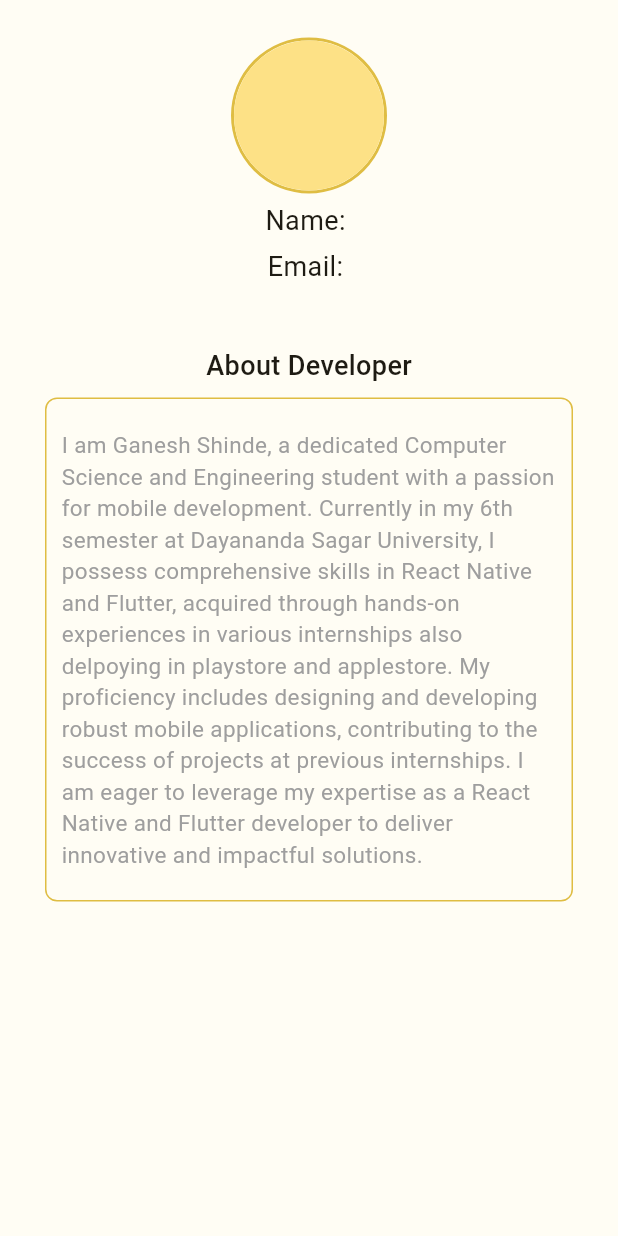
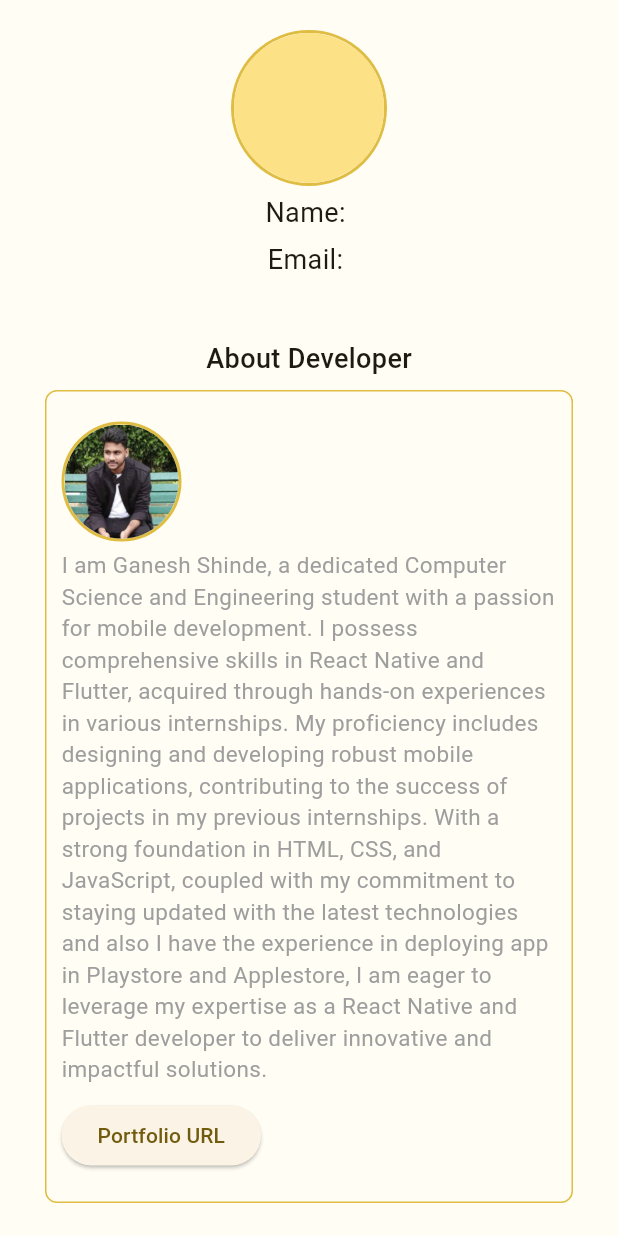
Before and after one commit to Ganeshshinde-2003/Saathi-Travel-App, a Flutter app: the ProfilePage screen opened directly, on a phone screen of 412 x 824 dp. Run offline on Flutter 3.47's test engine with Material 3 defaults, Android fonts, the phone set to English and light mode, and no system bars; our stand-ins replace cloud_firestore, curved_navigation_bar, firebase_auth, firebase_core, google_sign_in, shared_preferences; accounts and stored records are empty; network calls fail.

Commit message:
Created the complete app

```diff
--- a/lib/components/bottom_nav.dart
+++ b/lib/components/bottom_nav.dart
@@ -33,8 +33,7 @@ class _BottomNavigationState extends State<BottomNavigation> {
       const Icon(Icons.search, size: 30),
       const Icon(Icons.person_2_outlined, size: 30),
     ];
-    return SafeArea(
-      child: Scaffold(
+    return Scaffold(
       appBar: AppBar(
         title: Image.asset(
           'assets/images/logo@2x.png',
@@ -63,7 +62,6 @@ class _BottomNavigationState extends State<BottomNavigation> {
           ),
         ),
       ),
-      ),
     );
   }
 }
--- a/lib/pages/plan_details_page.dart
+++ b/lib/pages/plan_details_page.dart
@@ -248,7 +248,7 @@ class _PlanDetailsPageState extends State<PlanDetailsPage> {
                             title: Text(
                               taskName.toString().toUpperCase(),
                               style: const TextStyle(
-                                fontSize: 18,
+                                fontSize: 15,
                                 fontWeight: FontWeight.w500,
                                 color: Color.fromARGB(255, 126, 126, 126),
                               ),
@@ -317,7 +317,7 @@ class _PlanDetailsPageState extends State<PlanDetailsPage> {
                             title: Text(
                               checkedTaskName.toString().toUpperCase(),
                               style: const TextStyle(
-                                fontSize: 18,
+                                fontSize: 15,
                                 fontWeight: FontWeight.w500,
                                 color: Color.fromARGB(255, 126, 126, 126),
                               ),
--- a/lib/pages/profile_page.dart
+++ b/lib/pages/profile_page.dart
@@ -1,6 +1,8 @@
 import 'dart:convert';
 
 import 'package:flutter/material.dart';
+import 'package:flutter/services.dart';
+import 'package:myapp/components/snack_bar.dart';
 import 'package:shared_preferences/shared_preferences.dart';
 
 class ProfilePage extends StatefulWidget {
@@ -38,11 +40,11 @@ class _ProfilePageState extends State<ProfilePage> {
   @override
   Widget build(BuildContext context) {
     return Scaffold(
-      body: SingleChildScrollView(
-        child: Container(
+      body: Container(
         color: const Color(0xFFFFFDF4),
-          height: 850,
-          padding: const EdgeInsets.symmetric(vertical: 25),
+        child: SingleChildScrollView(
+          child: Padding(
+            padding: const EdgeInsets.symmetric(vertical: 20.0),
             child: Column(
               children: [
                 Container(
@@ -86,15 +88,55 @@ class _ProfilePageState extends State<ProfilePage> {
                     border: Border.all(color: const Color(0xFFDFBD43)),
                     borderRadius: BorderRadius.circular(8),
                   ),
-                child: const Text(
-                  'I am Ganesh Shinde, a dedicated Computer Science and Engineering student with a passion for mobile development. Currently in my 6th semester at Dayananda Sagar University, I possess comprehensive skills in React Native and Flutter, acquired through hands-on experiences in various internships also delpoying in playstore and applestore. My proficiency includes designing and developing robust mobile applications, contributing to the success of projects at previous internships. I am eager to leverage my expertise as a React Native and Flutter developer to deliver innovative and impactful solutions.',
+                  child: Column(
+                    crossAxisAlignment: CrossAxisAlignment.start,
+                    children: [
+                      Container(
+                        width: 80,
+                        height: 80,
+                        decoration: BoxDecoration(
+                          shape: BoxShape.circle,
+                          border: Border.all(
+                            color: const Color(0xFFDFBD43),
+                            width: 2,
+                          ),
+                        ),
+                        child: ClipOval(
+                          child: Image.asset(
+                            'assets/images/mypic.jpg',
+                            fit: BoxFit.cover,
+                          ),
+                        ),
+                      ),
+                      const SizedBox(height: 5),
+                      const Text(
+                        'I am Ganesh Shinde, a dedicated Computer Science and Engineering student with a passion for mobile development. I possess comprehensive skills in React Native and Flutter, acquired through hands-on experiences in various internships. My proficiency includes designing and developing robust mobile applications, contributing to the success of projects in my previous internships. With a strong foundation in HTML, CSS, and JavaScript, coupled with my commitment to staying updated with the latest technologies and also I have the experience in deploying app in Playstore and Applestore, I am eager to leverage my expertise as a React Native and Flutter developer to deliver innovative and impactful solutions.',
                         style: TextStyle(fontSize: 15, color: Colors.grey),
                       ),
+                      const SizedBox(height: 10),
+                      ElevatedButton(
+                        onPressed: () {
+                          _copyToClipboard('https://www.shindeganesh.tech/');
+                        },
+                        child: const Text('Portfolio URL'),
                       ),
                     ],
+                  ),
+                ),
+                const SizedBox(height: 100),
+              ],
+            ),
           ),
         ),
       ),
     );
   }
+
+  void _copyToClipboard(String text) {
+    Clipboard.setData(ClipboardData(text: text));
+    showSnackBar(
+      context: context,
+      content: "Successfully Copied",
+    );
   }
+}
--- a/lib/pages/shared_plan_details.dart
+++ b/lib/pages/shared_plan_details.dart
@@ -235,7 +235,7 @@ class _SharedPlanDetailsPageState extends State<SharedPlanDetailsPage> {
                             title: Text(
                               taskName.toString().toUpperCase(),
                               style: const TextStyle(
-                                fontSize: 18,
+                                fontSize: 15,
                                 fontWeight: FontWeight.w500,
                                 color: Color.fromARGB(255, 126, 126, 126),
                               ),
@@ -305,7 +305,7 @@ class _SharedPlanDetailsPageState extends State<SharedPlanDetailsPage> {
                             title: Text(
                               checkedTaskName.toString().toUpperCase(),
                               style: const TextStyle(
-                                fontSize: 18,
+                                fontSize: 15,
                                 fontWeight: FontWeight.w500,
                                 color: Color.fromARGB(255, 126, 126, 126),
                               ),
```
Also changed, not shown: lib/pages/group_details_page.dart (+46 -0 lines), lib/pages/group_page.dart (+11 -1 lines), lib/pages/home_page.dart (+21 -6 lines), lib/pages/search_page.dart (+9 -3 lines), assets/images/home.png (added), assets/images/illu.png, assets/images/mypic.jpg (added), assets/images/search.png (added), assets/images/shared.png (added). Lines whose indentation alone changed are shown as unchanged.
